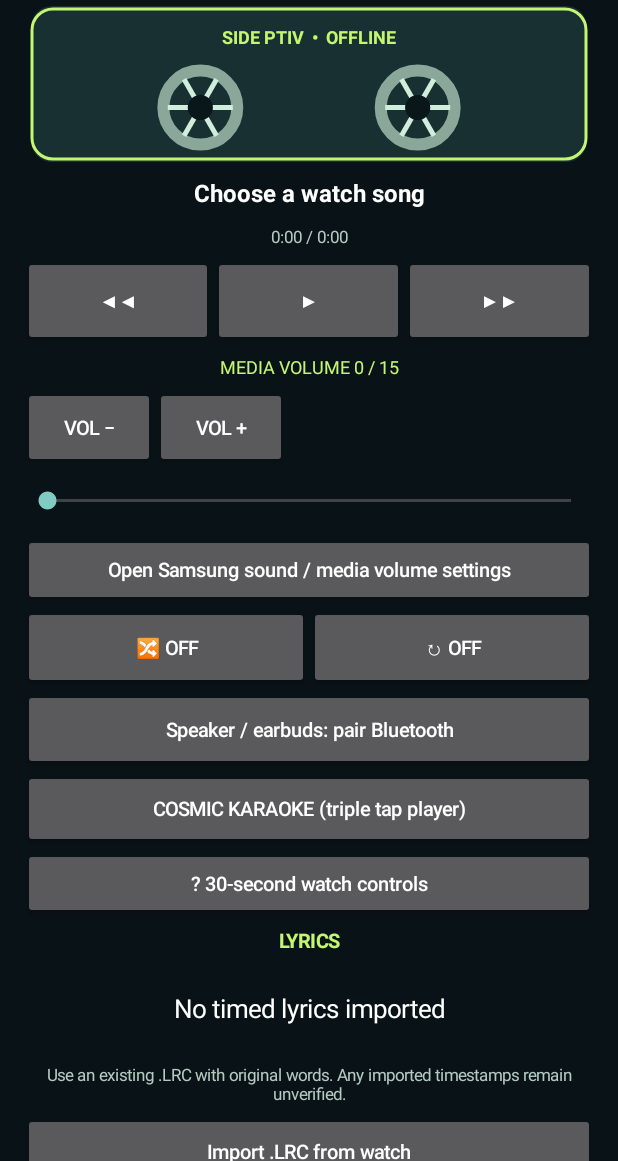
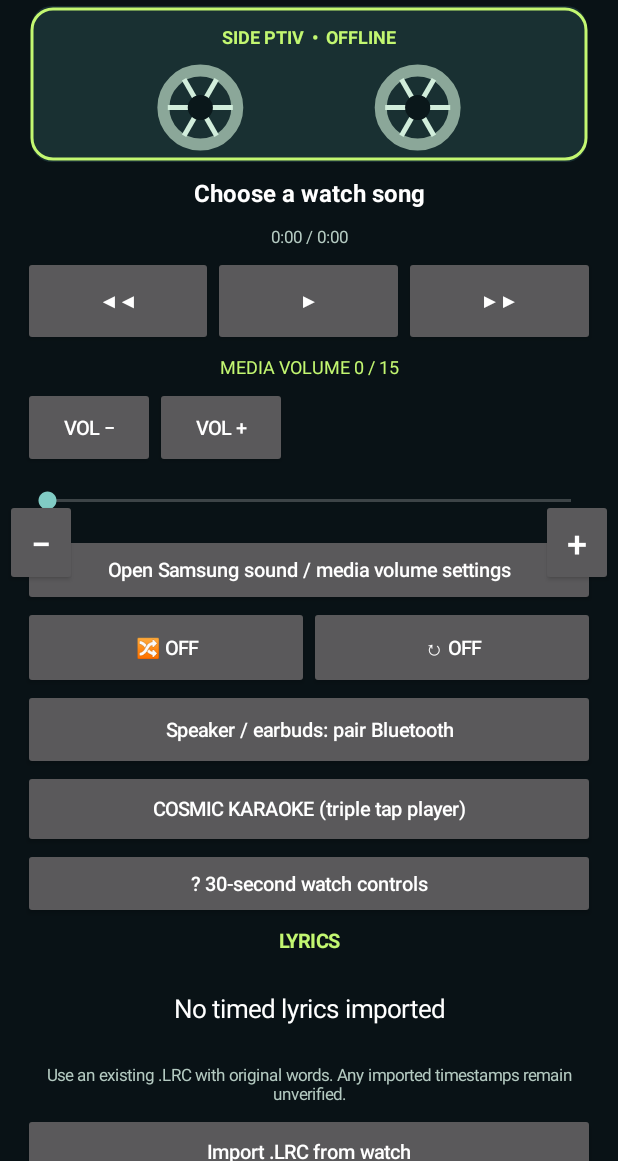
Before and after one commit to flowjuggle/ptiv-walkman-offline, an Android app: the screen it shows after launch (WatchActivity), on a phone screen of 412 x 824 dp, the part 75-1236 px from its top. Run offline under Robolectric (Android 15) with nearby library versions, the phone set to English and light mode, and no system bars; 1 statement that could not run was skipped.

Commit message:
Add persistent side-mounted + and − media volume buttons in player and Cosmic mode

```diff
--- a/wear/app/src/main/java/live/ptiv/watch/WatchActivity.java
+++ b/wear/app/src/main/java/live/ptiv/watch/WatchActivity.java
@@ -113,6 +113,32 @@ public final class WatchActivity extends Activity {
         return b;
     }
 
+    // Persistent +/- controls anchored to the watch's left/right screen edges.
+    // Kept outside the scrolling content so they remain available throughout the player.
+    private void addFixedSideVolumeButtons(FrameLayout surface) {
+        Button minus=button("−",v->changeMusicVolume(-1));
+        minus.setTextSize(24);
+        minus.setMinWidth(0);minus.setMinimumWidth(0);
+        minus.setMinHeight(0);minus.setMinimumHeight(0);
+        minus.setPadding(0,0,0,0);
+        minus.setContentDescription("Volume down one media step");
+        FrameLayout.LayoutParams left=new FrameLayout.LayoutParams(
+            dp(48),dp(58),Gravity.CENTER_VERTICAL|Gravity.START);
+        left.setMargins(dp(3),0,0,0);
+        surface.addView(minus,left);
+
+        Button plus=button("+",v->changeMusicVolume(1));
+        plus.setTextSize(24);
+        plus.setMinWidth(0);plus.setMinimumWidth(0);
+        plus.setMinHeight(0);plus.setMinimumHeight(0);
+        plus.setPadding(0,0,0,0);
+        plus.setContentDescription("Volume up one media step");
+        FrameLayout.LayoutParams right=new FrameLayout.LayoutParams(
+            dp(48),dp(58),Gravity.CENTER_VERTICAL|Gravity.END);
+        right.setMargins(0,0,dp(3),0);
+        surface.addView(plus,right);
+    }
+
     @Override public void onCreate(Bundle saved) {
         super.onCreate(saved);
         getWindow().setStatusBarColor(Color.rgb(10,24,27));
@@ -125,7 +151,10 @@ public final class WatchActivity extends Activity {
         root.setGravity(Gravity.CENTER_HORIZONTAL);
         root.setPadding(dp(15), dp(12), dp(15), dp(20));
         scroller.addView(root);
-        basePage=scroller;
+        FrameLayout playerFrame=new FrameLayout(this);
+        playerFrame.addView(scroller,new FrameLayout.LayoutParams(-1,-1));
+        addFixedSideVolumeButtons(playerFrame);
+        basePage=playerFrame;
         setContentView(basePage);
 
         TextView brand = label("PTIV  WALKMAN", 20, LIME);
@@ -330,17 +359,12 @@ public final class WatchActivity extends Activity {
                     @Override public int durationMs(){return player==null?0:player.currentDuration();}
                 });
                 cosmicRoot.addView(cosmic,new FrameLayout.LayoutParams(-1,-1));
-                // Explicit controls are a fallback when two fingers cannot be used.
+                // Same fixed left/right controls as the ordinary player.
+                addFixedSideVolumeButtons(cosmicRoot);
                 Button back=button("BACK",v->toggleCosmic());back.setTextSize(11);
                 FrameLayout.LayoutParams backLp=new FrameLayout.LayoutParams(dp(72),dp(48),Gravity.TOP|Gravity.START);
                 backLp.setMargins(dp(8),dp(8),0,0);
                 cosmicRoot.addView(back,backLp);
-                Button minus=button("−",v->changeMusicVolume(-1));minus.setTextSize(22);
-                FrameLayout.LayoutParams leftLp=new FrameLayout.LayoutParams(dp(50),dp(52),Gravity.BOTTOM|Gravity.START);
-                leftLp.setMargins(dp(7),0,0,dp(8));cosmicRoot.addView(minus,leftLp);
-                Button plus=button("+",v->changeMusicVolume(1));plus.setTextSize(22);
-                FrameLayout.LayoutParams rightLp=new FrameLayout.LayoutParams(dp(50),dp(52),Gravity.BOTTOM|Gravity.END);
-                rightLp.setMargins(0,0,dp(7),dp(8));cosmicRoot.addView(plus,rightLp);
             }
             setContentView(cosmicRoot);
             cosmic.setScreenVisible(true);
```
